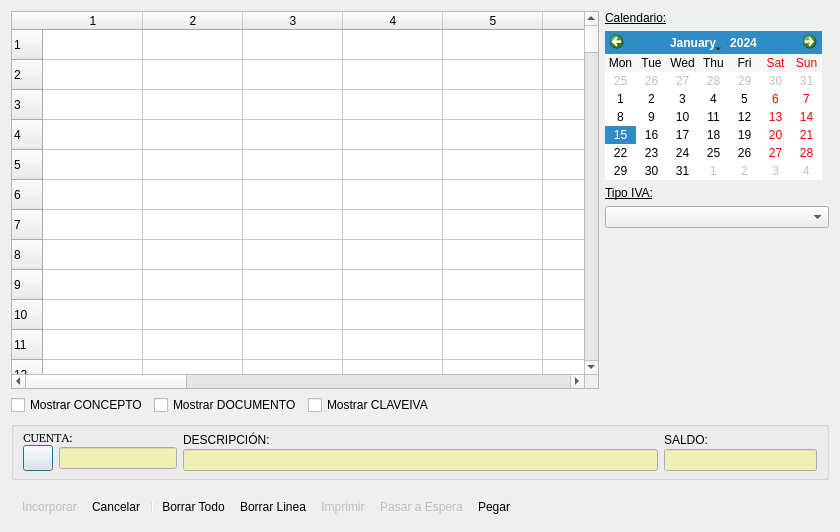
Old version of the form ui/tabla_asientos.ui in the repository Ivanvegacbr/librokuentas.
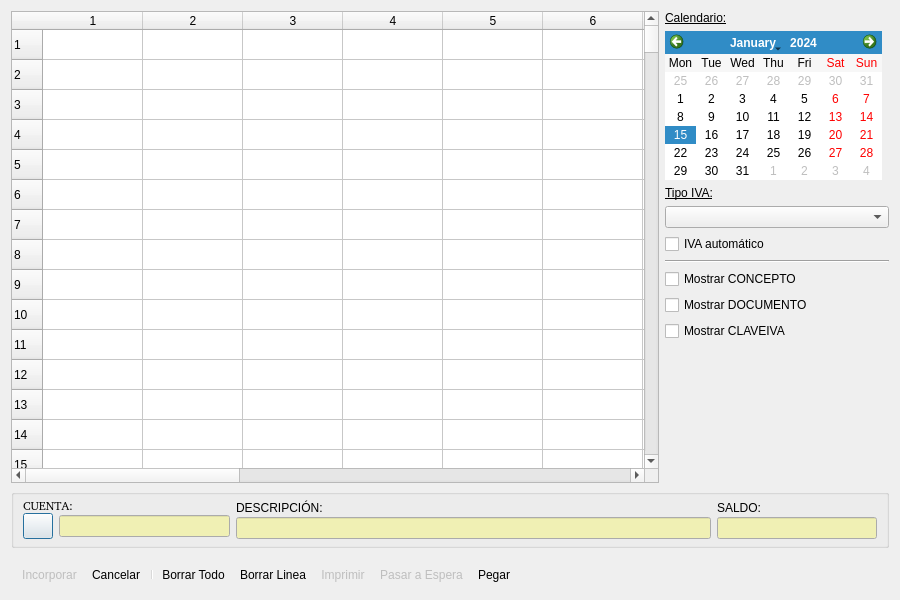
New version of the form. Icons and pictures are not drawn. Custom widgets are drawn as their Qt base class.

```diff
--- a/ui/tabla_asientos.ui
+++ b/ui/tabla_asientos.ui
@@ -1,13 +1,13 @@
 <ui version="4.0" >
  <author>Iván González Millán</author>
  <class>tabla_asientos</class>
- <widget class="QDialog" name="tabla_asientos" >
-  <property name="geometry" >
+ <widget class="QDialog" name="tabla_asientos">
+  <property name="geometry">
    <rect>
     <x>0</x>
     <y>0</y>
-    <width>840</width>
-    <height>532</height>
+    <width>900</width>
+    <height>600</height>
    </rect>
   </property>
   <property name="windowTitle" >
@@ -2053,51 +2053,13 @@
        <column/>
       </widget>
      </item>
-     <item>
-      <layout class="QHBoxLayout" >
-       <item>
-        <widget class="QCheckBox" name="checkConcepto" >
-         <property name="text" >
-          <string>Mostrar CONCEPTO</string>
-         </property>
-        </widget>
-       </item>
-       <item>
-        <widget class="QCheckBox" name="checkDocumento" >
-         <property name="text" >
-          <string>Mostrar DOCUMENTO</string>
-         </property>
-        </widget>
-       </item>
-       <item>
-        <widget class="QCheckBox" name="checkClaveiva" >
-         <property name="text" >
-          <string>Mostrar CLAVEIVA</string>
-         </property>
-        </widget>
-       </item>
-       <item>
-        <spacer>
-         <property name="orientation" >
-          <enum>Qt::Horizontal</enum>
-         </property>
-         <property name="sizeHint" stdset="0" >
-          <size>
-           <width>40</width>
-           <height>20</height>
-          </size>
-         </property>
-        </spacer>
-       </item>
-      </layout>
-     </item>
     </layout>
    </item>
-   <item row="0" column="1" >
-    <layout class="QVBoxLayout" >
+   <item row="0" column="1">
+    <layout class="QVBoxLayout">
      <item>
-      <widget class="QLabel" name="label_2" >
-       <property name="font" >
+      <widget class="QLabel" name="label_2">
+       <property name="font">
         <font>
          <underline>true</underline>
         </font>
@@ -2108,8 +2070,8 @@
       </widget>
      </item>
      <item>
-      <widget class="QCalendarWidget" name="CalendarioMes" >
-       <property name="enabled" >
+      <widget class="QCalendarWidget" name="CalendarioMes">
+       <property name="enabled">
         <bool>true</bool>
        </property>
        <property name="sizePolicy" >
@@ -2127,8 +2089,8 @@
       </widget>
      </item>
      <item>
-      <widget class="QLabel" name="ivaLabel" >
-       <property name="font" >
+      <widget class="QLabel" name="ivaLabel">
+       <property name="font">
         <font>
          <underline>true</underline>
         </font>
@@ -2139,8 +2101,8 @@
       </widget>
      </item>
      <item>
-      <widget class="QComboBox" name="ClaveivaComboBox" >
-       <property name="minimumSize" >
+      <widget class="QComboBox" name="ClaveivaComboBox">
+       <property name="minimumSize">
         <size>
          <width>140</width>
          <height>0</height>
@@ -2148,12 +2110,50 @@
        </property>
       </widget>
      </item>
+     <item>
+      <widget class="QCheckBox" name="checkAutoiva">
+       <property name="toolTip">
+        <string>Calcula el valor del iva automáticamente para el iva activo</string>
+       </property>
+       <property name="text">
+        <string>IVA automático</string>
+       </property>
+      </widget>
+     </item>
+     <item>
+      <widget class="Line" name="line">
+       <property name="orientation">
+        <enum>Qt::Horizontal</enum>
+       </property>
+      </widget>
+     </item>
+     <item>
+      <widget class="QCheckBox" name="checkConcepto">
+       <property name="text">
+        <string>Mostrar CONCEPTO</string>
+       </property>
+      </widget>
+     </item>
+     <item>
+      <widget class="QCheckBox" name="checkDocumento">
+       <property name="text">
+        <string>Mostrar DOCUMENTO</string>
+       </property>
+      </widget>
+     </item>
+     <item>
+      <widget class="QCheckBox" name="checkClaveiva">
+       <property name="text">
+        <string>Mostrar CLAVEIVA</string>
+       </property>
+      </widget>
+     </item>
      <item>
       <spacer>
-       <property name="orientation" >
+       <property name="orientation">
         <enum>Qt::Vertical</enum>
        </property>
-       <property name="sizeHint" stdset="0" >
+       <property name="sizeHint" stdset="0">
         <size>
          <width>224</width>
          <height>16</height>
@@ -2168,33 +2168,42 @@
      <property name="title" >
       <string/>
      </property>
-     <layout class="QHBoxLayout" >
-      <property name="spacing" >
+     <layout class="QHBoxLayout">
+      <property name="spacing">
        <number>6</number>
       </property>
-      <property name="leftMargin" >
+      <property name="leftMargin">
        <number>9</number>
       </property>
-      <property name="topMargin" >
+      <property name="topMargin">
        <number>3</number>
       </property>
-      <property name="rightMargin" >
+      <property name="rightMargin">
        <number>9</number>
       </property>
-      <property name="bottomMargin" >
+      <property name="bottomMargin">
        <number>6</number>
       </property>
       <item>
-       <layout class="QVBoxLayout" >
-        <property name="spacing" >
+       <layout class="QVBoxLayout">
+        <property name="spacing">
          <number>0</number>
         </property>
-        <property name="margin" >
+        <property name="leftMargin">
+         <number>0</number>
+        </property>
+        <property name="topMargin">
+         <number>0</number>
+        </property>
+        <property name="rightMargin">
+         <number>0</number>
+        </property>
+        <property name="bottomMargin">
          <number>0</number>
         </property>
         <item>
-         <widget class="QLabel" name="Cuentalabel" >
-          <property name="font" >
+         <widget class="QLabel" name="Cuentalabel">
+          <property name="font">
            <font>
             <family>Helvetica [Adobe]</family>
            </font>
@@ -2208,16 +2217,25 @@
          </widget>
         </item>
         <item>
-         <layout class="QHBoxLayout" >
-          <property name="spacing" >
+         <layout class="QHBoxLayout">
+          <property name="spacing">
            <number>6</number>
           </property>
-          <property name="margin" >
+          <property name="leftMargin">
+           <number>0</number>
+          </property>
+          <property name="topMargin">
+           <number>0</number>
+          </property>
+          <property name="rightMargin">
+           <number>0</number>
+          </property>
+          <property name="bottomMargin">
            <number>0</number>
           </property>
           <item>
-           <widget class="QPushButton" name="mayorpushButton" >
-            <property name="minimumSize" >
+           <widget class="QPushButton" name="mayorpushButton">
+            <property name="minimumSize">
              <size>
               <width>30</width>
               <height>26</height>
@@ -2239,8 +2257,8 @@
            </widget>
           </item>
           <item>
-           <widget class="QLineEdit" name="CodigoEd" >
-            <property name="enabled" >
+           <widget class="QLineEdit" name="CodigoEd">
+            <property name="enabled">
              <bool>true</bool>
             </property>
             <property name="maximumSize" >
@@ -2296,16 +2314,25 @@
        </layout>
       </item>
       <item>
-       <layout class="QVBoxLayout" >
-        <property name="spacing" >
+       <layout class="QVBoxLayout">
+        <property name="spacing">
          <number>0</number>
         </property>
-        <property name="margin" >
+        <property name="leftMargin">
+         <number>0</number>
+        </property>
+        <property name="topMargin">
+         <number>0</number>
+        </property>
+        <property name="rightMargin">
+         <number>0</number>
+        </property>
+        <property name="bottomMargin">
          <number>0</number>
         </property>
         <item>
-         <widget class="QLabel" name="textLabel1_2" >
-          <property name="text" >
+         <widget class="QLabel" name="textLabel1_2">
+          <property name="text">
            <string>DESCRIPCIÓN:</string>
           </property>
           <property name="wordWrap" >
@@ -2314,8 +2341,8 @@
          </widget>
         </item>
         <item>
-         <widget class="QLineEdit" name="NombreEd" >
-          <property name="minimumSize" >
+         <widget class="QLineEdit" name="NombreEd">
+          <property name="minimumSize">
            <size>
             <width>475</width>
             <height>0</height>
@@ -2366,16 +2393,25 @@
        </layout>
       </item>
       <item>
-       <layout class="QVBoxLayout" >
-        <property name="spacing" >
+       <layout class="QVBoxLayout">
+        <property name="spacing">
          <number>0</number>
         </property>
-        <property name="margin" >
+        <property name="leftMargin">
+         <number>0</number>
+        </property>
+        <property name="topMargin">
+         <number>0</number>
+        </property>
+        <property name="rightMargin">
+         <number>0</number>
+        </property>
+        <property name="bottomMargin">
          <number>0</number>
         </property>
         <item>
-         <widget class="QLabel" name="textLabel1" >
-          <property name="text" >
+         <widget class="QLabel" name="textLabel1">
+          <property name="text">
            <string>SALDO:</string>
           </property>
           <property name="wordWrap" >
@@ -2384,8 +2420,8 @@
          </widget>
         </item>
         <item>
-         <widget class="QLineEdit" name="saldolineEdit" >
-          <property name="maximumSize" >
+         <widget class="QLineEdit" name="saldolineEdit">
+          <property name="maximumSize">
            <size>
             <width>160</width>
             <height>16777215</height>
@@ -2464,14 +2500,14 @@
      <property name="toolButtonStyle" >
       <enum>Qt::ToolButtonTextBesideIcon</enum>
      </property>
-     <addaction name="actionIncorporar" />
-     <addaction name="actionCancelar" />
-     <addaction name="separator" />
-     <addaction name="actionBorrarTodo" />
-     <addaction name="actionBorrarLinea" />
-     <addaction name="actionImprimir" />
-     <addaction name="actionPasarAEspera" />
-     <addaction name="actionPegar" />
+     <addaction name="actionIncorporar"/>
+     <addaction name="actionCancelar"/>
+     <addaction name="separator"/>
+     <addaction name="actionBorrarTodo"/>
+     <addaction name="actionBorrarLinea"/>
+     <addaction name="actionImprimir"/>
+     <addaction name="actionPasarAEspera"/>
+     <addaction name="actionPegar"/>
     </widget>
    </item>
   </layout>
@@ -2563,7 +2599,7 @@
    </property>
   </action>
  </widget>
- <layoutdefault spacing="6" margin="11" />
+ <layoutdefault spacing="6" margin="11"/>
  <customwidgets>
   <customwidget>
    <class>porcentage</class>
```
Left out of the diff: 221 changed lines with no effect on the pictures.
